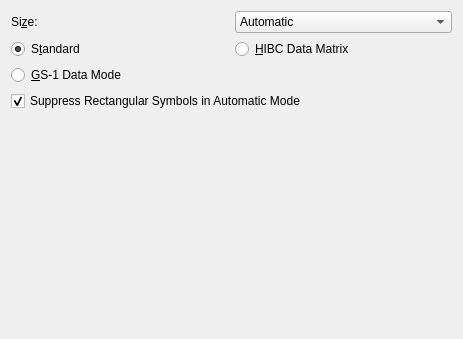
zint/zint, file frontend_qt4/grpDM.ui: the form before one commit.
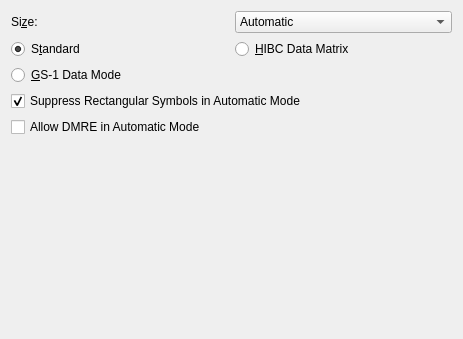
The form after the commit.

Commit message: Add Data Matrix Rectangular Extension (DMRE) in regular distribution - add define "DM_DMRE	101" to zint.h as option_3 value - add option "-dmre" to command line - add ckeckbutton "Activate DMRE in automatic mode" to qzint - make dmatrix.c/dmatrix.h aware of option_3 value DM_DMRE and include DMRE in automatic mode - Use version 2.5 everywere (as already started by Robin) - common test case for DMRE in automatic mode is numeric input data with 48 digits, which should lead to a symbol of size 8x64

What changed in the file:
```diff
--- a/frontend_qt4/grpDM.ui
+++ b/frontend_qt4/grpDM.ui
@@ -283,6 +283,16 @@
      </property>
     </widget>
    </item>
+   <item>
+    <widget class="QCheckBox" name="chkDMRE">
+     <property name="text">
+      <string>Allow DMRE in Automatic Mode</string>
+     </property>
+     <property name="checked">
+      <bool>false</bool>
+     </property>
+    </widget>
+   </item>
    <item>
     <spacer name="verticalSpacer">
      <property name="orientation">
```
Left out of the diff: 2 changed lines with no effect on the pictures. The commit also changes 12 other files.
